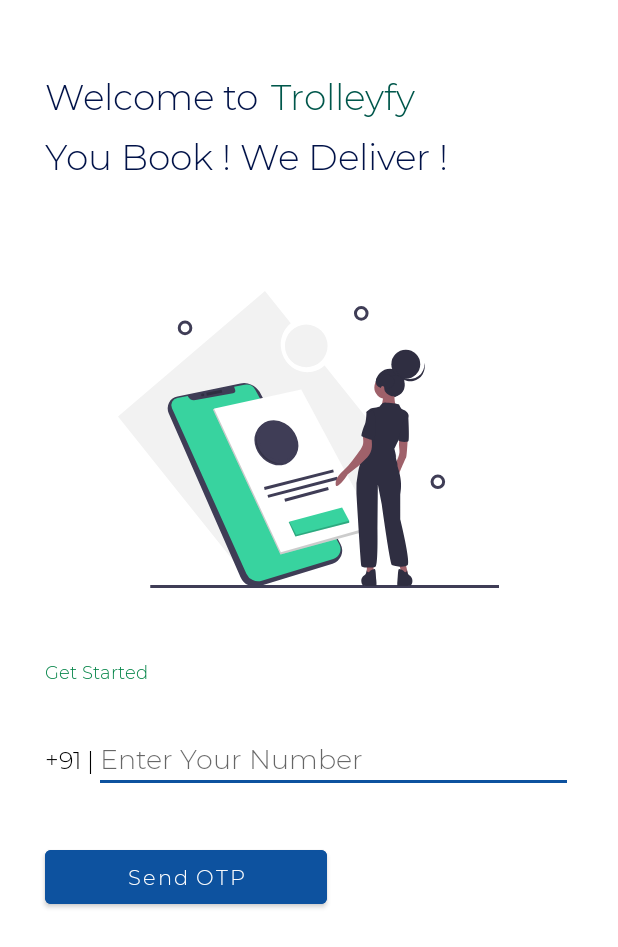
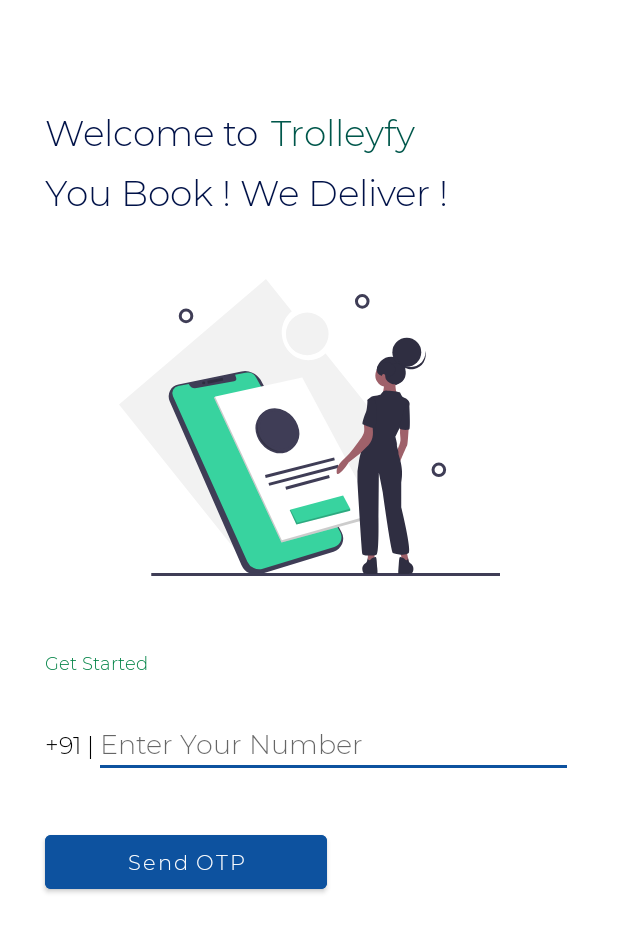
Before and after one commit to abinbabuabu/Canny, an Android app: the layout fragment_login.xml on its own in the app's theme, with its tools: preview values and no code run, on a phone screen of 412 x 824 dp. Shown: the top 947 px of the screen. Run offline under Robolectric (Android 15) with nearby library versions, the phone set to English and light mode, and no system bars.

```diff
--- a/app/build.gradle
+++ b/app/build.gradle
@@ -4,6 +4,7 @@ apply plugin: 'com.android.application'
 apply plugin: 'kotlin-android'
 
 apply plugin: 'kotlin-android-extensions'
+apply plugin: 'com.google.gms.google-services'
 
 android {
     compileSdkVersion 28
@@ -29,6 +30,7 @@ dependencies {
     implementation 'androidx.appcompat:appcompat:1.0.2'
     implementation 'androidx.constraintlayout:constraintlayout:1.1.3'
     implementation 'androidx.legacy:legacy-support-v4:1.0.0'
+    implementation 'com.google.firebase:firebase-auth:16.0.5'
     testImplementation 'junit:junit:4.12'
     androidTestImplementation 'androidx.test:runner:1.1.1'
     androidTestImplementation 'androidx.test.espresso:espresso-core:3.1.1'
--- a/app/src/main/res/layout/fragment_login.xml
+++ b/app/src/main/res/layout/fragment_login.xml
@@ -5,14 +5,14 @@
 <androidx.constraintlayout.widget.ConstraintLayout xmlns:android="http://schemas.android.com/apk/res/android"
                                                    xmlns:app="http://schemas.android.com/apk/res-auto"
                                                    xmlns:tools="http://schemas.android.com/tools"
-                                                       android:layout_height="wrap_content"
+                                                   android:layout_height="match_parent"
                                                    android:layout_width="match_parent">
 
     <TextView android:layout_width="wrap_content" android:text="@string/WelcomeMessage"
               android:layout_height="wrap_content"
               style="@style/LoginScreenText"
               app:layout_constraintTop_toTopOf="parent"
-                  android:layout_marginTop="48dp" app:layout_constraintStart_toStartOf="parent"
+              android:layout_marginTop="72dp" app:layout_constraintStart_toStartOf="parent"
               app:layout_constraintEnd_toEndOf="parent" android:layout_marginLeft="30dp"
               android:layout_marginStart="30dp" android:layout_marginRight="30dp" android:layout_marginEnd="30dp"
               app:layout_constraintHorizontal_bias="0.0"
@@ -36,19 +36,16 @@
               app:layout_constraintStart_toStartOf="parent" android:layout_marginLeft="30dp"
               android:layout_marginStart="30dp" app:layout_constraintHorizontal_bias="0.0"
               app:layout_constraintTop_toBottomOf="@+id/textView3" app:layout_constraintVertical_bias="0.0"
-                  android:layout_marginTop="8dp"/>
+              android:layout_marginTop="8dp" android:id="@+id/textView2"/>
 
 
     <ImageView android:layout_width="@dimen/LoginImageWidth"
                android:layout_height="@dimen/LoginImageHeight"
-                   app:layout_constraintStart_toStartOf="parent" android:layout_marginLeft="8dp"
-                   android:layout_marginStart="8dp" app:layout_constraintEnd_toEndOf="parent"
-                   android:layout_marginEnd="8dp"
-                   android:layout_marginRight="8dp" android:id="@+id/imageView"
+               android:id="@+id/imageView"
                android:src="@drawable/ic_undraw_mobile_app_0irr"
-                   app:layout_constraintBottom_toTopOf="@+id/textView" app:layout_constraintHorizontal_bias="0.496"
-                   android:layout_marginBottom="38dp"
-        />
+               app:layout_constraintStart_toStartOf="@+id/textView2"
+               app:layout_constraintEnd_toEndOf="@+id/textView2" android:layout_marginTop="32dp"
+               app:layout_constraintTop_toBottomOf="@+id/textView2"/>
     <TextView android:layout_width="wrap_content" android:layout_height="wrap_content"
               android:fontFamily="@font/montserrat_semibold"
               android:textColor="@color/Black"
@@ -56,19 +53,19 @@
               android:textSize="@dimen/countryCodeTextSize"
               android:id="@+id/textView4"
               app:layout_constraintStart_toStartOf="@+id/textView"
-                  app:layout_constraintEnd_toStartOf="@+id/editText"
-                  app:layout_constraintBaseline_toBaselineOf="@+id/editText"/>
+              app:layout_constraintEnd_toStartOf="@+id/phone_number"
+              app:layout_constraintBaseline_toBaselineOf="@+id/phone_number"/>
 
 
     <EditText android:layout_width="0dp" android:layout_height="wrap_content" android:inputType="phone"
-                  android:maxLines="1" android:maxLength="10" android:hint="@string/PhoneHint"
+              android:maxLines="1" android:maxLength="10"  android:hint="@string/PhoneHint"
               app:layout_constraintStart_toEndOf="@+id/textView4"
               android:textSize="@dimen/phoneNumber"
               android:fontFamily="@font/montserrat_semibold"
               android:layout_marginEnd="30dp" app:layout_constraintEnd_toEndOf="parent"
               android:layout_marginRight="30dp"
-                  android:id="@+id/editText"
-                  android:layout_marginBottom="32dp" app:layout_constraintBottom_toTopOf="@+id/materialButton"/>
+              android:id="@+id/phone_number"
+              app:layout_constraintTop_toBottomOf="@+id/textView" android:layout_marginTop="24dp"/>
 
     <TextView android:layout_width="match_parent" android:text="@string/GetStarted"
               android:layout_height="wrap_content"
@@ -81,24 +78,27 @@
               android:fontFamily="@font/montserrat_semibold"
               app:layout_constraintStart_toStartOf="parent" app:layout_constraintEnd_toEndOf="parent"
               android:id="@+id/textView" app:layout_constraintHorizontal_bias="0.0"
-                  android:layout_marginBottom="28dp" app:layout_constraintBottom_toTopOf="@+id/editText"/>
+              app:layout_constraintTop_toBottomOf="@+id/imageView" android:layout_marginTop="40dp"/>
 
 
     <com.google.android.material.button.MaterialButton android:layout_width="@dimen/SentOtpbtnWidth"
                                                        android:text="@string/SentOtp"
-                                                           android:textColor="@color/White"
                                                        android:layout_height="0dp"
                                                        android:backgroundTint="@color/colorAccent"
                                                        app:cornerRadius="4dp"
                                                        android:textAllCaps="false"
-                                                           android:id="@+id/materialButton"
-                                                           app:layout_constraintBottom_toBottomOf="parent"
-                                                           android:layout_marginBottom="96dp"
+                                                       android:id="@+id/sent_otp_btn"
                                                        app:layout_constraintStart_toStartOf="@+id/textView4"
                                                        android:layout_marginEnd="8dp"
-                                                           app:layout_constraintEnd_toEndOf="@+id/editText"
+                                                       app:layout_constraintEnd_toEndOf="@+id/phone_number"
                                                        android:layout_marginRight="8dp"
-                                                           app:layout_constraintHorizontal_bias="0.0"/>
+                                                       app:layout_constraintHorizontal_bias="0.0"
+                                                       android:layout_marginTop="32dp"
+                                                       app:layout_constraintTop_toBottomOf="@+id/phone_number"/>
+    <androidx.constraintlayout.widget.Guideline android:layout_width="wrap_content" android:layout_height="wrap_content"
+                                                android:id="@+id/guideline"
+                                                android:orientation="horizontal"
+                                                app:layout_constraintGuide_end="128dp"/>
 
 </androidx.constraintlayout.widget.ConstraintLayout>
 </ScrollView>
--- a/app/src/main/res/values/dimen.xml
+++ b/app/src/main/res/values/dimen.xml
@@ -17,7 +17,7 @@
     <dimen name="OtpImageWidth">274dp</dimen>
     <dimen name="OtpImageHeight">190dp</dimen>
     <dimen name="OtpSmallText">14sp</dimen>
-    <dimen name="OtpbuttonWidth">186dp</dimen>
-    <dimen name="OtpbuttonHeight">40dp</dimen>
+    <dimen name="OtpbuttonWidth">188dp</dimen>
+    <dimen name="OtpbuttonHeight">52dp</dimen>
 
 </resources>
--- a/app/src/main/res/values/strings.xml
+++ b/app/src/main/res/values/strings.xml
@@ -15,7 +15,7 @@
     <string name="OtpScreenText3">number</string>
     <string name="Otpverifying">Verifying OTP...</string>
     <string name="OtpbuttonTxt">Verify OTP</string>
-    <string name="OtpResend">Resend OTP</string>
+    <string name="OtpResend">Resend OTP ?</string>
 
 
 </resources>
--- a/build.gradle
+++ b/build.gradle
@@ -10,6 +10,7 @@ buildscript {
     dependencies {
         classpath 'com.android.tools.build:gradle:3.4.1'
         classpath "org.jetbrains.kotlin:kotlin-gradle-plugin:$kotlin_version"
+        classpath 'com.google.gms:google-services:4.2.0'
         // NOTE: Do not place your application dependencies here; they belong
         // in the individual module build.gradle files
     }
```
Also changed, not shown: app/src/main/java/com/emilda/canny/Fragments/LoginFragment.kt (+23 -0 lines), app/src/main/java/com/emilda/canny/Fragments/OTP_Fragment.kt (added, +145 -0 lines), app/src/main/java/com/emilda/canny/OTP_Fragment.kt (deleted, +0 -32 lines), app/src/main/res/layout/fragment_otp.xml (+20 -15 lines), app/src/main/res/navigation/login_graph.xml (+8 -3 lines). Lines whose indentation alone changed are shown as unchanged.
